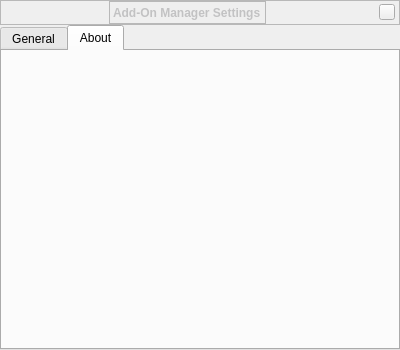
Above: src/gui/addonSettingsDialog.ui from Stellarium/stellarium before the change. Below: the same form after it.
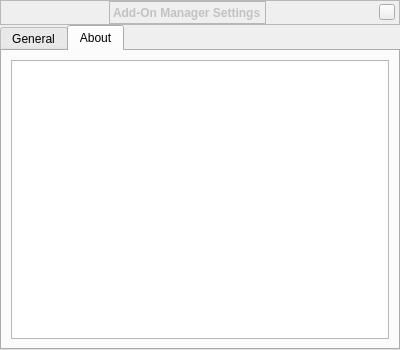
That is the form after the change. The open tabs and pages were chosen to show the change. Custom widgets are drawn as their Qt base class.

Patch:
```diff
--- a/src/gui/addonSettingsDialog.ui
+++ b/src/gui/addonSettingsDialog.ui
@@ -329,6 +329,11 @@
       <attribute name="title">
        <string>About</string>
       </attribute>
+      <layout class="QVBoxLayout" name="verticalLayout_2">
+       <item>
+        <widget class="QTextBrowser" name="txtAbout"/>
+       </item>
+      </layout>
      </widget>
     </widget>
    </item>
```
Left out of the diff: 6 changed lines with no effect on the pictures.
